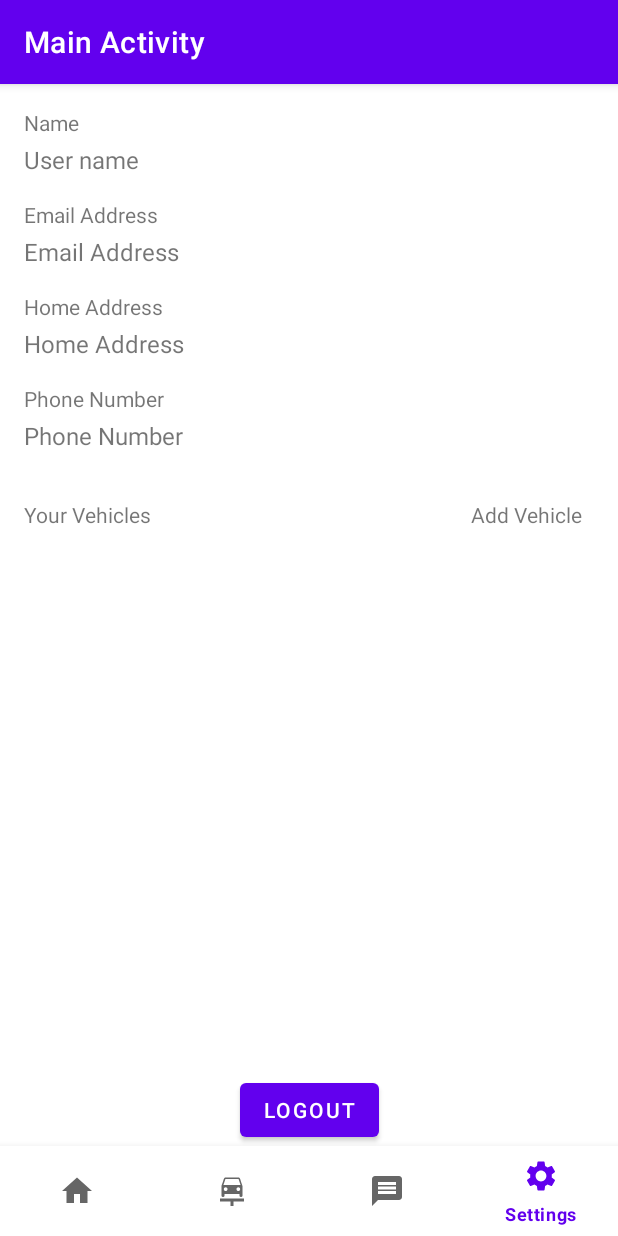
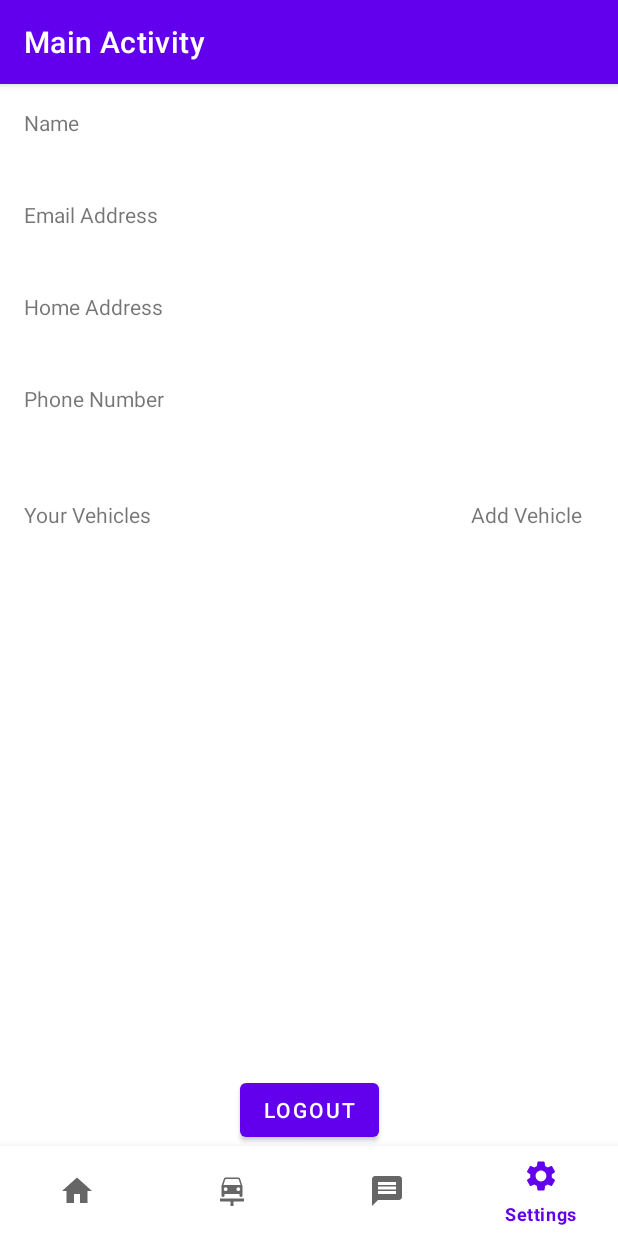
Before and after one commit to marifoglu/On-Road-Vehicle-Breakdown-Help-Assistant, an Android app: the screen it shows after launch once a user with an empty profile is signed in (MainActivity), item 4 of the bottom bar chosen, on a phone screen of 412 x 824 dp. Run offline under Robolectric (Android 15) with nearby library versions, the phone set to English and light mode, and no system bars; our stand-ins replace Firebase (no records; nobody signed in at launch, a user with empty details on screens opened directly).

Commit message:
Retrive user data from firebase

```diff
--- a/app/src/main/java/com/darth/on_road_vehicle_breakdown_help/view/SettingsFragment.kt
+++ b/app/src/main/java/com/darth/on_road_vehicle_breakdown_help/view/SettingsFragment.kt
@@ -8,6 +8,7 @@ import android.view.LayoutInflater
 import android.view.View
 import android.view.ViewGroup
 import android.widget.Button
+import android.widget.TextView
 import android.widget.Toast
 import androidx.recyclerview.widget.ItemTouchHelper
 import androidx.recyclerview.widget.LinearLayoutManager
@@ -16,6 +17,7 @@ import com.darth.on_road_vehicle_breakdown_help.R
 import com.darth.on_road_vehicle_breakdown_help.databinding.FragmentSettingsBinding
 import com.darth.on_road_vehicle_breakdown_help.view.adapter.VehicleAdapter
 import com.darth.on_road_vehicle_breakdown_help.view.login.LandingPage
+import com.darth.on_road_vehicle_breakdown_help.view.model.User
 import com.darth.on_road_vehicle_breakdown_help.view.model.Vehicle
 import com.darth.on_road_vehicle_breakdown_help.view.util.SwipeToDelete
 import com.google.firebase.auth.FirebaseAuth
@@ -30,6 +32,9 @@ class SettingsFragment : Fragment() {
     private lateinit var db: FirebaseFirestore
     private lateinit var vehicleArrayList : ArrayList<Vehicle>
     private lateinit var vehicleAdapter : VehicleAdapter
+    private lateinit var userInformationList : ArrayList<User>
+
+    private lateinit var xmlUserEmail : TextView
 
     override fun onCreate(savedInstanceState: Bundle?) {
         super.onCreate(savedInstanceState)
@@ -46,10 +51,17 @@ class SettingsFragment : Fragment() {
         // Inflate the layout for this fragment
         _binding = FragmentSettingsBinding.inflate(inflater, container, false)
 
+        userInformationList = ArrayList<User>()
+        xmlUserEmail = binding.userEmailText
+
+
         vehicleArrayList = ArrayList()
         vehicleAdapter = VehicleAdapter(vehicleArrayList)
         binding.vehicleRecyclerView.layoutManager = LinearLayoutManager(requireContext())
         binding.vehicleRecyclerView.adapter = vehicleAdapter
+
+
+
 
         return binding.root
     }
@@ -57,7 +69,10 @@ class SettingsFragment : Fragment() {
     override fun onViewCreated(view: View, savedInstanceState: Bundle?) {
         super.onViewCreated(view, savedInstanceState)
 
-        // Swipe to remove
+        getUserInformation()
+        getVehicles()
+
+        // Swipe to remove -------------------------------------------------------------------------
         val swipeToDeleteCallBack = object : SwipeToDelete() {
             override fun onSwiped(viewHolder: RecyclerView.ViewHolder, direction: Int) {
 
@@ -93,15 +108,14 @@ class SettingsFragment : Fragment() {
         val itemTouchHelper = ItemTouchHelper(swipeToDeleteCallBack)
         itemTouchHelper.attachToRecyclerView(binding.vehicleRecyclerView)
 
-        // Add Vehicle
+        // Add Vehicle -----------------------------------------------------------------------------
         binding.addVehicleText.setOnClickListener {
             val dialog = VehicleRegistrationFragment()
             dialog.show(childFragmentManager, "Add Vehicle")
         }
 
-        getVehicles()
 
-        // Logout
+        // Logout ----------------------------------------------------------------------------------
         val logoutButton = binding.root.findViewById<Button>(R.id.button3)
         logoutButton.setOnClickListener {
             val builder = AlertDialog.Builder(requireContext())
@@ -142,6 +156,44 @@ class SettingsFragment : Fragment() {
         }
     }
 
+    private fun getUserInformation() {
+
+        var userXMLEmail = binding.userEmailText.text
+
+        db.collection("UserInformation").addSnapshotListener { value, error ->
+            if (error != null) {
+                Toast.makeText(requireContext(), error.localizedMessage, Toast.LENGTH_SHORT).show()
+            } else {
+                if (value != null) {
+                    if (!value.isEmpty) {
+
+                        val documents = value.documents
+
+                        for (document in documents) {
+                            val userEmail = document.get("email") as String
+                            val userHomeAddress = document.get("homeAddress") as String
+                            val userNameAndSurname = document.get("nameAndSurname") as String
+                            val userPhoneNumber = document.get("phoneNumber") as String
+
+                            // Set the user email value to the userEmailText TextView
+                            binding.userEmailText.text = userEmail
+                            binding.userHomeAddressText.text = userHomeAddress
+                            binding.userNameText.text = userNameAndSurname
+                            binding.userPhoneText.text = userPhoneNumber
+
+                            val user = User(userEmail, userHomeAddress, userNameAndSurname, userPhoneNumber)
+                            userInformationList.add(user)
+
+
+                        }
+                        vehicleAdapter.notifyDataSetChanged()
+                    }
+                }
+            }
+        }
+    }
+
+
     private fun logout(view: View) {
         FirebaseAuth.getInstance().signOut()
         startActivity(Intent(requireContext(), LandingPage::class.java))
--- a/app/src/main/java/com/darth/on_road_vehicle_breakdown_help/view/login/ForgotAccount.kt
+++ b/app/src/main/java/com/darth/on_road_vehicle_breakdown_help/view/login/ForgotAccount.kt
@@ -6,11 +6,7 @@ import android.os.Bundle
 import android.view.View
 import android.widget.Toast
 import androidx.appcompat.app.AlertDialog
-import com.darth.on_road_vehicle_breakdown_help.R
 import com.darth.on_road_vehicle_breakdown_help.databinding.ActivityForgotAccountBinding
-import com.darth.on_road_vehicle_breakdown_help.databinding.ActivityRegistrationBinding
-import com.darth.on_road_vehicle_breakdown_help.view.MainActivity
-import com.google.android.material.snackbar.Snackbar
 import com.google.firebase.auth.FirebaseAuth
 import com.google.firebase.auth.ktx.auth
 import com.google.firebase.ktx.Firebase
--- /dev/null
+++ b/app/src/main/java/com/darth/on_road_vehicle_breakdown_help/view/model/User.kt
@@ -0,0 +1,3 @@
+package com.darth.on_road_vehicle_breakdown_help.view.model
+
+data class User(val email: String, val homeAddress: String, val homeAndSurname: String, val phoneNumber: String)
--- a/app/src/main/res/layout/fragment_settings.xml
+++ b/app/src/main/res/layout/fragment_settings.xml
@@ -28,7 +28,7 @@
             android:layout_width="wrap_content"
             android:layout_height="wrap_content"
             android:layout_marginTop="4dp"
-            android:text="User name"
+            android:text=""
             android:textSize="16sp"
             app:layout_constraintStart_toStartOf="@+id/userNameLabel"
             app:layout_constraintTop_toBottomOf="@+id/userNameLabel" />
@@ -48,7 +48,7 @@
             android:layout_width="wrap_content"
             android:layout_height="wrap_content"
             android:layout_marginTop="4dp"
-            android:text="Email Address"
+            android:text=""
             android:textSize="16sp"
             app:layout_constraintStart_toStartOf="@+id/userEmailLabel"
             app:layout_constraintTop_toBottomOf="@+id/userEmailLabel" />
@@ -68,7 +68,7 @@
             android:layout_width="wrap_content"
             android:layout_height="wrap_content"
             android:layout_marginTop="4dp"
-            android:text="Home Address"
+            android:text=""
             android:textSize="16sp"
             app:layout_constraintStart_toStartOf="@+id/userHomeAddressLabel"
             app:layout_constraintTop_toBottomOf="@+id/userHomeAddressLabel" />
@@ -89,7 +89,7 @@
             android:layout_width="wrap_content"
             android:layout_height="wrap_content"
             android:layout_marginTop="4dp"
-            android:text="Phone Number"
+            android:text=""
             android:textSize="16sp"
             app:layout_constraintStart_toStartOf="@+id/userPhoneLabel"
             app:layout_constraintTop_toBottomOf="@+id/userPhoneLabel" />
```
